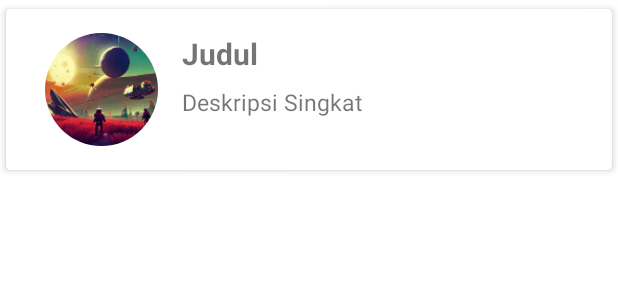
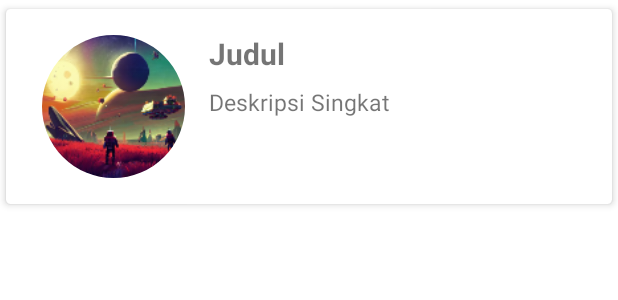
Before and after one commit to frdvndb/UTS-PemrogramanMobile-Universe, an Android app: the layout list_item.xml on its own in the app's theme, with its tools: preview values and no code run, on a phone screen of 412 x 824 dp. Shown: the top 300 px of the screen. Run offline under Robolectric (Android 15) with nearby library versions, the phone set to English and light mode, and no system bars.

Commit message:
Change Relative Layout height to fixed height

```diff
--- a/app/src/main/res/layout/list_item.xml
+++ b/app/src/main/res/layout/list_item.xml
@@ -10,17 +10,17 @@
 
     <RelativeLayout
         android:layout_width="match_parent"
-        android:layout_height="wrap_content"
+        android:layout_height="130dp"
         android:padding="16dp">
 
         <de.hdodenhof.circleimageview.CircleImageView
             android:id="@+id/gambar_universe"
-            android:layout_width="75dp"
-            android:layout_height="75dp"
+            android:layout_width="95dp"
+            android:layout_height="95dp"
             android:src="@mipmap/ic_launcher"
             android:layout_centerVertical="true"
             android:layout_alignParentStart="true"
-            android:layout_marginStart="10dp" />
+            android:layout_marginStart="8dp" />
 
         <TextView
             android:id="@+id/judul_universe"
@@ -43,7 +43,9 @@
             android:text="Deskripsi Singkat"
             android:textSize="15sp"
             android:layout_marginTop="8dp"
-            android:layout_marginStart="16dp" />
+            android:layout_marginStart="16dp"
+            android:maxLines="3"
+            android:ellipsize="end" />
 
     </RelativeLayout>
 
```
